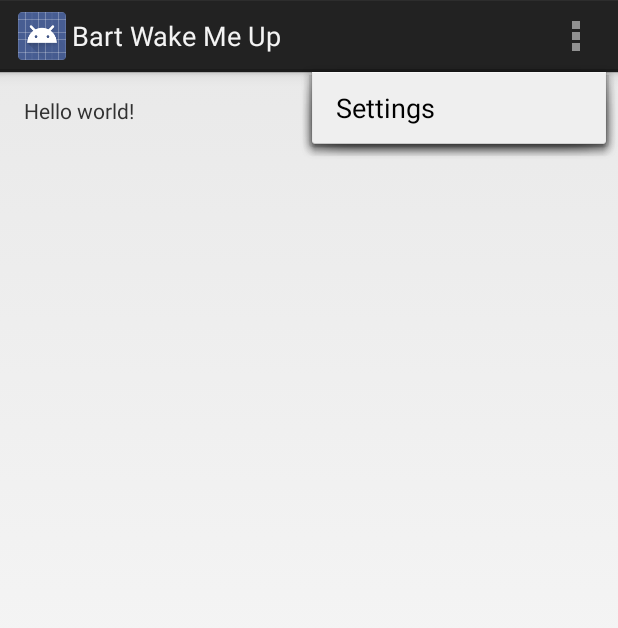
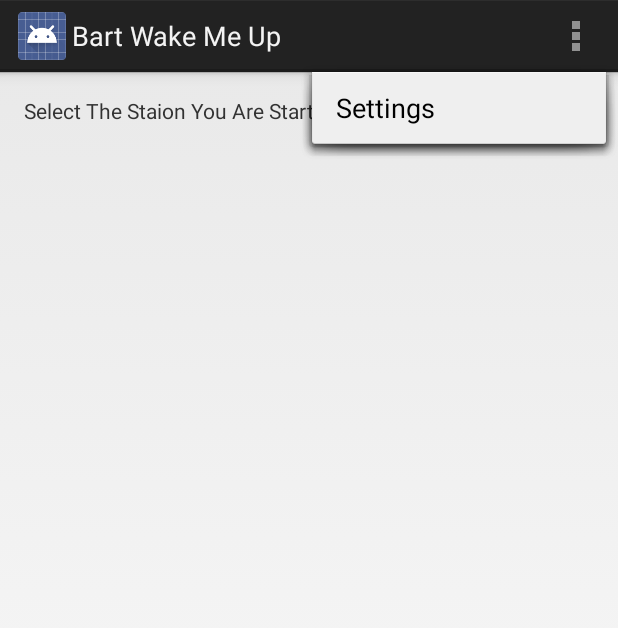
Before and after one commit to isaactherose/Bart_Wake_Me_Up, an Android app: the screen it shows after launch (SetJourney), with the options menu open, on a phone screen of 412 x 824 dp. Shown: the top 628 px of the screen. Run offline under Robolectric (Android 15) with nearby library versions, the phone set to English and light mode, and no system bars.

Commit message:
Test 1st commit

```diff
--- a/app/src/main/res/values/strings.xml
+++ b/app/src/main/res/values/strings.xml
@@ -2,7 +2,7 @@
 <resources>
 
     <string name="app_name">Bart Wake Me Up</string>
-    <string name="hello_world">Hello world!</string>
+    <string name="hello_world">Select The Staion You Are Starting</string>
     <string name="action_settings">Settings</string>
 
 </resources>
```
